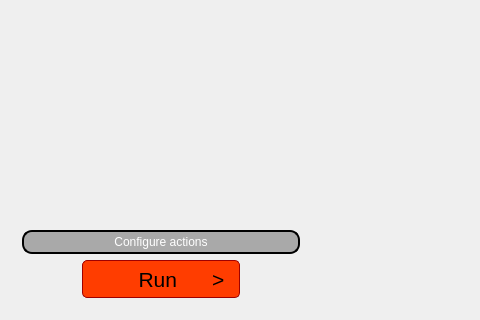
First picture: the form in mainwindow.ui, repository dboun/MultiPatientImageProcessing, before the edit; both pictures show x 0 to 480 and y 370 to 690 of the 986 by 690 pixel window.
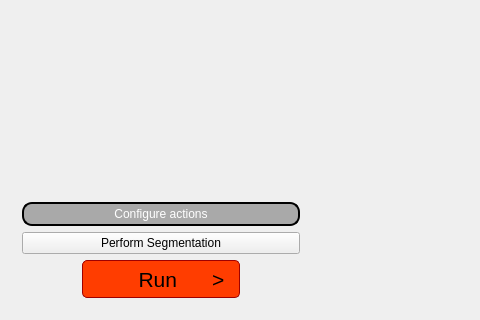
Second picture: the form after the edit.

Commit message: fixing layout of viewer and adding segmentation button

Diff of the .ui file:
```diff
--- a/mainwindow.ui
+++ b/mainwindow.ui
@@ -70,6 +70,13 @@
          </property>
         </widget>
        </item>
+       <item>
+        <widget class="QPushButton" name="SegmentationBtn">
+         <property name="text">
+          <string>Perform Segmentation</string>
+         </property>
+        </widget>
+       </item>
        <item alignment="Qt::AlignHCenter">
         <widget class="QPushButton" name="pushButtonRun">
          <property name="styleSheet">
```
Left out of the diff: 13 changed lines with no effect on the pictures. The commit also changes 1 other file.
